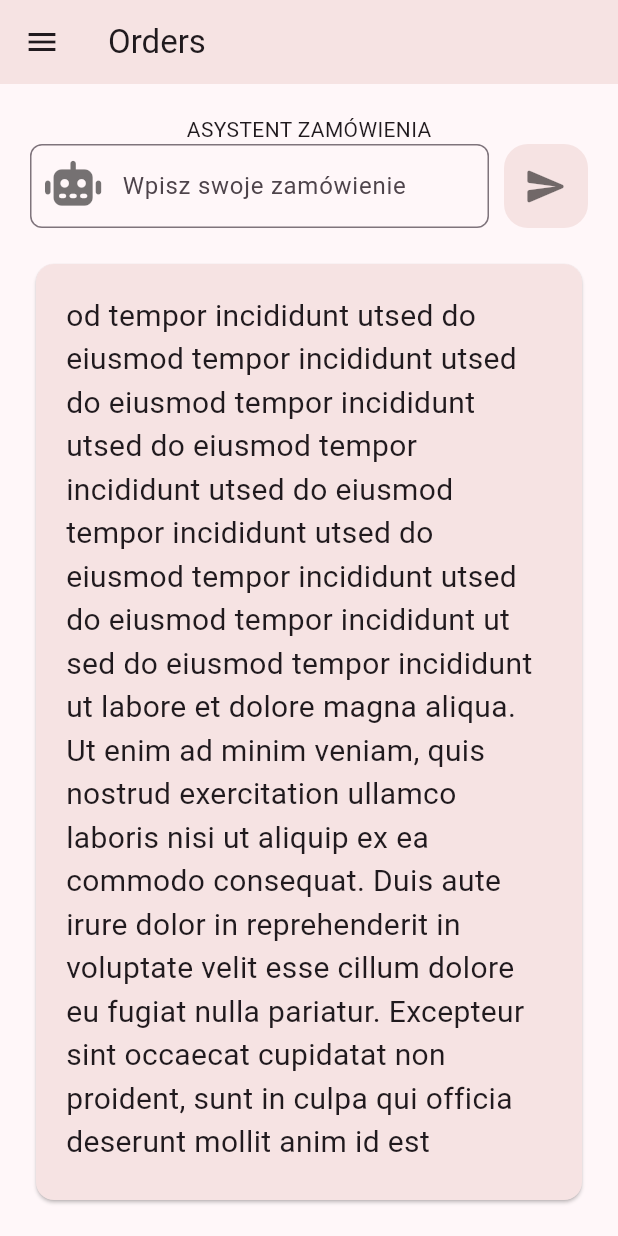
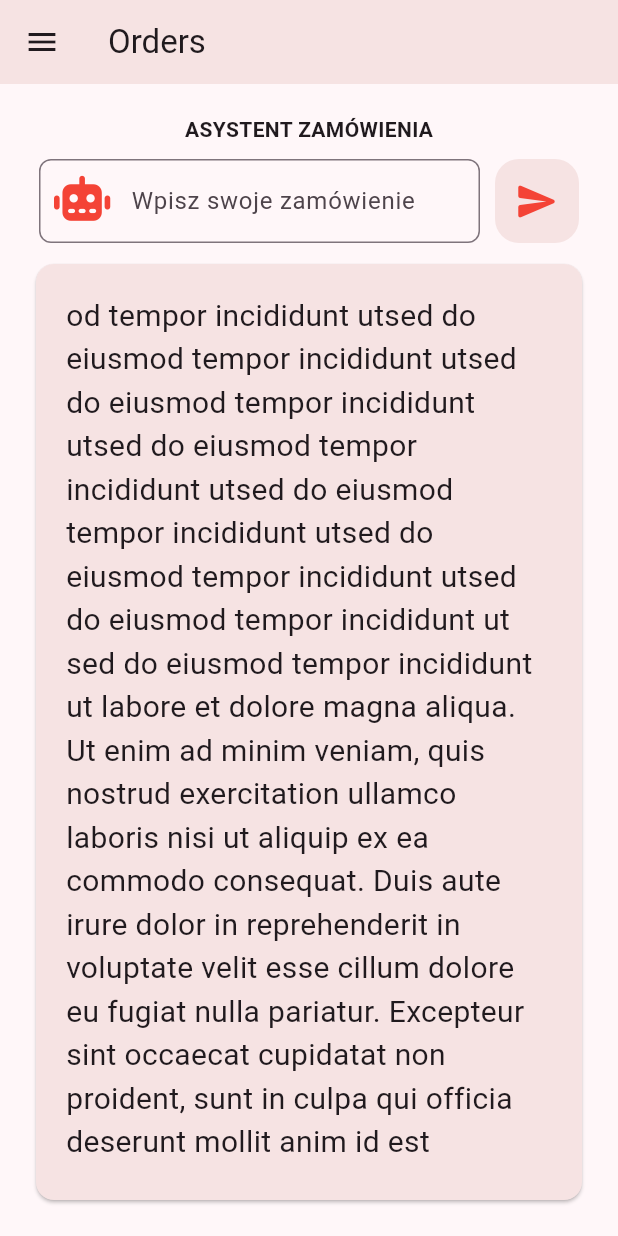
Before and after one commit to JakubMierzynski/order_analyzer_ai, a Flutter app: the OrderScreen screen opened directly, on a phone screen of 412 x 824 dp. Run offline on Flutter 3.47's test engine with Material 3 defaults, Android fonts, the phone set to English and light mode, and no system bars; our stand-ins replace equatable, flutter_bloc, font_awesome_flutter; network calls fail.

Commit message:
wstepna implementacja llm

```diff
--- a/lib/presentation/order/screens/order_screen.dart
+++ b/lib/presentation/order/screens/order_screen.dart
@@ -11,6 +11,20 @@ class OrderScreen extends StatefulWidget {
 }
 
 class _OrderScreenState extends State<OrderScreen> {
+  TextEditingController controller = TextEditingController();
+  String answer =
+      "od tempor incididunt utsed do eiusmod tempor incididunt utsed do eiusmod tempor incididunt utsed do eiusmod tempor incididunt utsed do eiusmod tempor incididunt utsed do eiusmod tempor incididunt utsed do eiusmod tempor incididunt ut sed do eiusmod tempor incididunt ut labore et dolore magna aliqua. Ut enim ad minim veniam, quis nostrud exercitation ullamco laboris nisi ut aliquip ex ea commodo consequat. Duis aute irure dolor in reprehenderit in voluptate velit esse cillum dolore eu fugiat nulla pariatur. Excepteur sint occaecat cupidatat non proident, sunt in culpa qui officia deserunt mollit anim id est laborum.";
+
+  @override
+  void dispose() {
+    controller.dispose();
+    super.dispose();
+  }
+
+  // void _talkToAI() async {
+  //   String AiAnswer = await getOpenRouterResponse
+  // }
+
   @override
   Widget build(BuildContext context) {
     return Scaffold(
@@ -23,15 +37,28 @@ class _OrderScreenState extends State<OrderScreen> {
         padding: EdgeInsets.all(20),
         child: Column(
           children: [
-            Center(child: Text("ASYSTENT ZAMÓWIENIA")),
-            Row(
+            Center(
+              child: Text(
+                "ASYSTENT ZAMÓWIENIA",
+                style: TextStyle(fontWeight: FontWeight.bold),
+              ),
+            ),
+            SizedBox(height: 10),
+            Padding(
+              padding: const EdgeInsets.symmetric(horizontal: 6),
+              child: Row(
                 children: [
                   Expanded(
                     child: TextField(
+                      controller: controller,
                       decoration: InputDecoration(
                         prefixIcon: Padding(
                           padding: const EdgeInsets.all(10.0),
-                        child: const FaIcon(FontAwesomeIcons.robot, size: 30, color: Colors.black54,),
+                          child: const FaIcon(
+                            FontAwesomeIcons.robot,
+                            size: 30,
+                            color: Colors.red,
+                          ),
                         ),
                         hintText: "Wpisz swoje zamówienie",
                         border: OutlineInputBorder(
@@ -43,14 +70,15 @@ class _OrderScreenState extends State<OrderScreen> {
                   SizedBox(width: 10),
                   FloatingActionButton(
                     backgroundColor: const Color.fromARGB(255, 246, 227, 227),
-                  foregroundColor: Colors.black54,
+                    foregroundColor: Colors.red,
                     elevation: 0,
                     onPressed: () {},
-                  child: Icon(Icons.send_rounded, size: 30,),
+                    child: Icon(Icons.send_rounded, size: 30),
                   ),
                 ],
               ),
-            SizedBox(height: 20),
+            ),
+            SizedBox(height: 10),
             Expanded(
               child: Card(
                 color: Color.fromARGB(255, 246, 227, 227),
@@ -68,6 +96,3 @@ class _OrderScreenState extends State<OrderScreen> {
     );
   }
 }
-
-const String answer =
-    "od tempor incididunt utsed do eiusmod tempor incididunt utsed do eiusmod tempor incididunt utsed do eiusmod tempor incididunt utsed do eiusmod tempor incididunt utsed do eiusmod tempor incididunt utsed do eiusmod tempor incididunt ut sed do eiusmod tempor incididunt ut labore et dolore magna aliqua. Ut enim ad minim veniam, quis nostrud exercitation ullamco laboris nisi ut aliquip ex ea commodo consequat. Duis aute irure dolor in reprehenderit in voluptate velit esse cillum dolore eu fugiat nulla pariatur. Excepteur sint occaecat cupidatat non proident, sunt in culpa qui officia deserunt mollit anim id est laborum.";
```
Also changed, not shown: lib/data/repositories/llm_repository.dart (added, +34 -0 lines). Lines whose indentation alone changed are shown as unchanged.
